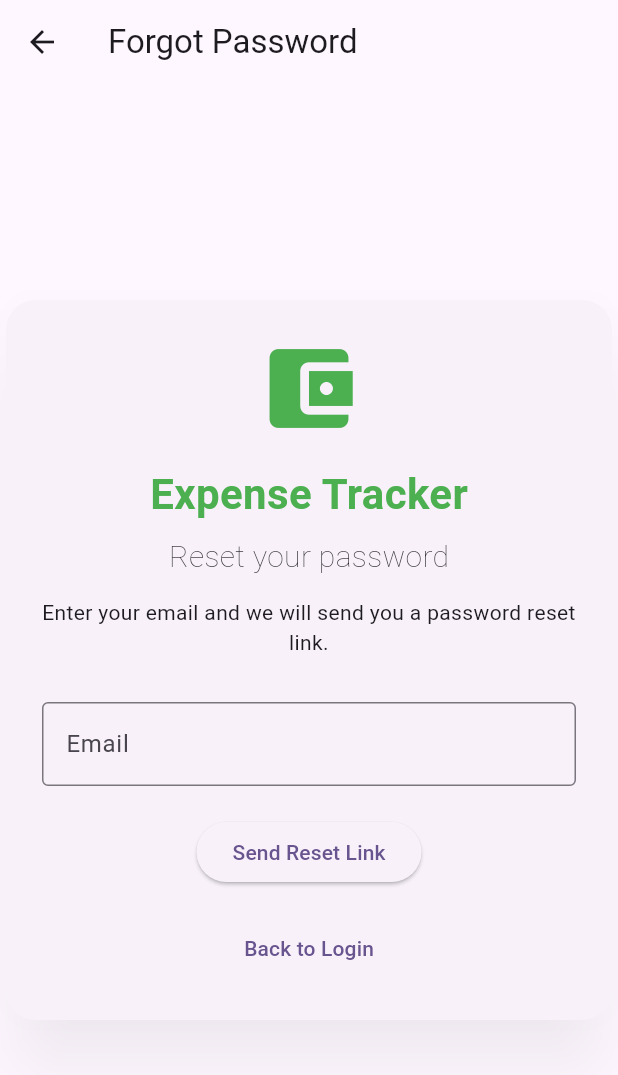
After one commit to Atharv3904/expense-tracker-clean-architecture, a Flutter app: the screen it shows after launch, after a tap on "Forgot Password", on a phone screen of 412 x 824 dp. The commit adds this screen. Shown: the top 1075 px of the screen. Run offline on Flutter 3.47's test engine with Material 3 defaults, Android fonts, the phone set to English and light mode, and no system bars; our stand-ins replace bloc, dartz, flutter_bloc, get_it, go_router, supabase_flutter; accounts and stored records are empty.

Commit message:
implement forgot password flow deep link remains

```diff
--- a/lib/core/di/injection_container.dart
+++ b/lib/core/di/injection_container.dart
@@ -2,10 +2,12 @@ import 'package:expense_tracker/feature/authentication/data/datasources/auth_rem
 import 'package:expense_tracker/feature/authentication/data/datasources/auth_remote_datasource_impl.dart';
 import 'package:expense_tracker/feature/authentication/data/repositories/auth_repository_impl.dart';
 import 'package:expense_tracker/feature/authentication/domain/repositories/auth_repository.dart';
+import 'package:expense_tracker/feature/authentication/domain/usecases/forgot_password_usecase.dart';
 import 'package:expense_tracker/feature/authentication/domain/usecases/get_current_user_use_case.dart';
 import 'package:expense_tracker/feature/authentication/domain/usecases/login_usecase.dart';
 import 'package:expense_tracker/feature/authentication/domain/usecases/logout_usecase.dart';
 import 'package:expense_tracker/feature/authentication/domain/usecases/register_usecase.dart';
+import 'package:expense_tracker/feature/authentication/presentation/cubit/forgot_password/forgot_pass_cubit.dart';
 import 'package:expense_tracker/feature/authentication/presentation/cubit/login/login_cubit.dart';
 import 'package:expense_tracker/feature/authentication/presentation/cubit/logout/logout_cubit.dart';
 import 'package:expense_tracker/feature/authentication/presentation/cubit/register/register_cubit.dart';
@@ -35,4 +37,6 @@ Future<void> init() async {
   sl.registerFactory(() => SplashCubit(sl()));
   sl.registerLazySingleton(() => LogoutUseCase(sl()));
   sl.registerFactory(() => LogoutCubit(sl()));
+  sl.registerLazySingleton(() => ForgotPasswordUsecase(sl()));
+  sl.registerFactory(() => ForgotPassCubit(sl()));
 }
--- a/lib/core/router/app_routes.dart
+++ b/lib/core/router/app_routes.dart
@@ -1,5 +1,6 @@
 import 'package:expense_tracker/core/router/routes_name.dart';
 import 'package:expense_tracker/feature/authentication/presentation/pages/dashboard_page.dart';
+import 'package:expense_tracker/feature/authentication/presentation/pages/forgot_pass_page.dart';
 import 'package:expense_tracker/feature/authentication/presentation/pages/login_page.dart';
 import 'package:expense_tracker/feature/authentication/presentation/pages/register_page.dart';
 import 'package:expense_tracker/feature/authentication/presentation/pages/splash_page.dart';
@@ -26,5 +27,9 @@ class AppRoutes {
       path: RoutesName.dashboard,
       builder: (context, state) => DashBoardPage(),
     ),
+    GoRoute(
+      path: RoutesName.forgotPage,
+      builder: (context, state) => ForgotPassPage(),
+    ),
   ];
 }
--- a/lib/core/router/routes_name.dart
+++ b/lib/core/router/routes_name.dart
@@ -3,4 +3,5 @@ class RoutesName {
   static const login = '/login';
   static const dashboard = '/dashboard';
   static const splashscreen = "/splashscreen";
+  static const forgotPage = "/forgotPassPage";
 }
--- a/lib/feature/authentication/data/datasources/auth_remote_datasource.dart
+++ b/lib/feature/authentication/data/datasources/auth_remote_datasource.dart
@@ -1,5 +1,6 @@
 import 'package:expense_tracker/feature/authentication/data/models/user_model.dart';
 import 'package:expense_tracker/feature/authentication/domain/entities/auth_user_entity.dart';
+import 'package:expense_tracker/feature/authentication/domain/params/forgot_password_params.dart';
 import 'package:expense_tracker/feature/authentication/domain/params/login_params.dart';
 import 'package:expense_tracker/feature/authentication/domain/params/register_params.dart';
 
@@ -10,4 +11,5 @@ abstract class AuthRemoteDatasource {
   UserModel? getCurrentUser();
 
   Future<void> logout();
+  Future<void> forgotPassword(ForgotPasswordParams email);
 }
--- a/lib/feature/authentication/data/datasources/auth_remote_datasource_impl.dart
+++ b/lib/feature/authentication/data/datasources/auth_remote_datasource_impl.dart
@@ -1,7 +1,9 @@
+// ignore_for_file: non_constant_identifier_names
+
 import 'package:expense_tracker/core/errors/app_exception.dart';
-
 import 'package:expense_tracker/feature/authentication/data/datasources/auth_remote_datasource.dart';
 import 'package:expense_tracker/feature/authentication/data/models/user_model.dart';
+import 'package:expense_tracker/feature/authentication/domain/params/forgot_password_params.dart';
 import 'package:expense_tracker/feature/authentication/domain/params/login_params.dart';
 import 'package:expense_tracker/feature/authentication/domain/params/register_params.dart';
 import 'package:supabase_flutter/supabase_flutter.dart';
@@ -73,4 +75,15 @@ class AuthRemoteDatasourceImpl implements AuthRemoteDatasource {
       throw AppException("Unable to logout");
     }
   }
+
+  @override
+  Future<void> forgotPassword(ForgotPasswordParams Email) async {
+    try {
+      await supabaseClient.auth.resetPasswordForEmail(Email.email);
+    } on AuthException catch (e) {
+      throw AppException(e.message);
+    } catch (_) {
+      throw AppException("try Again");
+    }
+  }
 }
--- a/lib/feature/authentication/data/repositories/auth_repository_impl.dart
+++ b/lib/feature/authentication/data/repositories/auth_repository_impl.dart
@@ -3,6 +3,7 @@ import 'package:expense_tracker/core/errors/app_exception.dart';
 import 'package:expense_tracker/core/errors/app_failure.dart';
 import 'package:expense_tracker/feature/authentication/data/datasources/auth_remote_datasource.dart';
 import 'package:expense_tracker/feature/authentication/domain/entities/auth_user_entity.dart';
+import 'package:expense_tracker/feature/authentication/domain/params/forgot_password_params.dart';
 import 'package:expense_tracker/feature/authentication/domain/params/login_params.dart';
 import 'package:expense_tracker/feature/authentication/domain/params/register_params.dart';
 import 'package:expense_tracker/feature/authentication/domain/repositories/auth_repository.dart';
@@ -57,4 +58,18 @@ class AuthRepositoryImpl implements AuthRepository {
       return Left(AuthFailure("Logout_failed"));
     }
   }
+
+  @override
+  Future<Either<AppFailure, void>> forgotPassword(
+    ForgotPasswordParams email,
+  ) async {
+    try {
+      await remoteDataSource.forgotPassword(email);
+      return Right(null);
+    } on AppException catch (exception) {
+      return Left(AppFailure(exception.message));
+    } catch (_) {
+      return Left(AppFailure("Unable to reset password"));
+    }
+  }
 }
--- /dev/null
+++ b/lib/feature/authentication/domain/params/forgot_password_params.dart
@@ -0,0 +1,4 @@
+class ForgotPasswordParams {
+  final String email;
+  const ForgotPasswordParams({required this.email});
+}
--- a/lib/feature/authentication/domain/repositories/auth_repository.dart
+++ b/lib/feature/authentication/domain/repositories/auth_repository.dart
@@ -1,6 +1,7 @@
 import 'package:dartz/dartz.dart';
 import 'package:expense_tracker/core/errors/app_failure.dart';
 import 'package:expense_tracker/feature/authentication/domain/entities/auth_user_entity.dart';
+import 'package:expense_tracker/feature/authentication/domain/params/forgot_password_params.dart';
 import 'package:expense_tracker/feature/authentication/domain/params/login_params.dart';
 import 'package:expense_tracker/feature/authentication/domain/params/register_params.dart';
 
@@ -14,4 +15,6 @@ abstract class AuthRepository {
   Future<Either<AppFailure, AuthUserEntity?>> getCurrentUser();
 
   Future<Either<AppFailure, void>> logout();
+
+  Future<Either<AppFailure, void>> forgotPassword(ForgotPasswordParams email);
 }
--- /dev/null
+++ b/lib/feature/authentication/domain/usecases/forgot_password_usecase.dart
@@ -0,0 +1,13 @@
+import 'package:dartz/dartz.dart';
+import 'package:expense_tracker/core/errors/app_failure.dart';
+import 'package:expense_tracker/feature/authentication/domain/params/forgot_password_params.dart';
+import 'package:expense_tracker/feature/authentication/domain/repositories/auth_repository.dart';
+
+class ForgotPasswordUsecase {
+  final AuthRepository repository;
+  const ForgotPasswordUsecase(this.repository);
+
+  Future<Either<AppFailure, void>> call(ForgotPasswordParams email) async {
+    return await repository.forgotPassword(email);
+  }
+}
--- /dev/null
+++ b/lib/feature/authentication/presentation/cubit/forgot_password/forgot_pass_cubit.dart
@@ -0,0 +1,21 @@
+import 'package:bloc/bloc.dart';
+import 'package:expense_tracker/feature/authentication/domain/params/forgot_password_params.dart';
+import 'package:expense_tracker/feature/authentication/domain/usecases/forgot_password_usecase.dart';
+import 'package:expense_tracker/feature/authentication/presentation/cubit/forgot_password/forgot_pass_state.dart';
+
+class ForgotPassCubit extends Cubit<ForgotPassState> {
+  final ForgotPasswordUsecase forgotPasswordUsecase;
+  ForgotPassCubit(this.forgotPasswordUsecase)
+    : super(const ForgotPassInitial());
+
+  Future<void> forgotPassword(ForgotPasswordParams email) async {
+    emit(ForgotPassLoading());
+
+    final result = await forgotPasswordUsecase(email);
+
+    result.fold(
+      (failure) => {emit(ForgotPassFailure(failure.message))},
+      (_) => {emit(const ForgotPassSuccess())},
+    );
+  }
+}
--- /dev/null
+++ b/lib/feature/authentication/presentation/cubit/forgot_password/forgot_pass_state.dart
@@ -0,0 +1,20 @@
+class ForgotPassState {
+  const ForgotPassState();
+}
+
+class ForgotPassInitial extends ForgotPassState {
+  const ForgotPassInitial();
+}
+
+class ForgotPassLoading extends ForgotPassState {
+  const ForgotPassLoading();
+}
+
+class ForgotPassSuccess extends ForgotPassState {
+  const ForgotPassSuccess();
+}
+
+class ForgotPassFailure extends ForgotPassState {
+  final String message;
+  ForgotPassFailure(this.message);
+}
--- /dev/null
+++ b/lib/feature/authentication/presentation/pages/forgot_pass_page.dart
@@ -0,0 +1,172 @@
+import 'package:expense_tracker/core/di/injection_container.dart';
+import 'package:expense_tracker/core/router/routes_name.dart';
+import 'package:expense_tracker/feature/authentication/domain/params/forgot_password_params.dart';
+import 'package:expense_tracker/feature/authentication/presentation/cubit/forgot_password/forgot_pass_cubit.dart';
+import 'package:expense_tracker/feature/authentication/presentation/cubit/forgot_password/forgot_pass_state.dart';
+import 'package:flutter/material.dart';
+import 'package:flutter_bloc/flutter_bloc.dart';
+import 'package:go_router/go_router.dart';
+
+class ForgotPassPage extends StatelessWidget {
+  const ForgotPassPage({super.key});
+
+  @override
+  @override
+  Widget build(BuildContext context) {
+    return BlocProvider(
+      create: (_) => sl<ForgotPassCubit>(),
+      child: const ForgotPasswordView(),
+    );
+  }
+}
+
+class ForgotPasswordView extends StatefulWidget {
+  const ForgotPasswordView({super.key});
+
+  @override
+  State<ForgotPasswordView> createState() => _ForgotPasswordViewState();
+}
+
+class _ForgotPasswordViewState extends State<ForgotPasswordView> {
+  final emailController = TextEditingController();
+
+  @override
+  void dispose() {
+    emailController.dispose();
+    super.dispose();
+  }
+
+  @override
+  Widget build(BuildContext context) {
+    return BlocListener<ForgotPassCubit, ForgotPassState>(
+      listener: (context, state) {
+        if (state is ForgotPassSuccess) {
+          ScaffoldMessenger.of(context).showSnackBar(
+            const SnackBar(
+              content: Text('Password reset email sent successfully.'),
+            ),
+          );
+
+          context.go(RoutesName.login);
+        }
+
+        if (state is ForgotPassFailure) {
+          ScaffoldMessenger.of(
+            context,
+          ).showSnackBar(SnackBar(content: Text(state.message)));
+        }
+      },
+      child: Scaffold(
+        appBar: AppBar(title: const Text('Forgot Password')),
+        body: Center(
+          child: SingleChildScrollView(
+            child: Card(
+              elevation: 20,
+              shadowColor: Colors.black26,
+              shape: RoundedRectangleBorder(
+                borderRadius: BorderRadius.circular(20),
+              ),
+              child: Padding(
+                padding: const EdgeInsets.all(24),
+                child: BlocBuilder<ForgotPassCubit, ForgotPassState>(
+                  builder: (context, state) {
+                    final isLoading = state is ForgotPassLoading;
+
+                    return Column(
+                      mainAxisAlignment: MainAxisAlignment.center,
+                      children: [
+                        const Icon(
+                          Icons.account_balance_wallet,
+                          color: Colors.green,
+                          size: 70,
+                        ),
+
+                        const SizedBox(height: 15),
+
+                        const Text(
+                          "Expense Tracker",
+                          style: TextStyle(
+                            fontSize: 28,
+                            fontWeight: FontWeight.bold,
+                            color: Colors.green,
+                          ),
+                        ),
+
+                        const SizedBox(height: 8),
+                        const Text(
+                          'Reset your password',
+                          style: TextStyle(
+                            fontSize: 20,
+                            fontWeight: FontWeight.w200,
+                          ),
+                        ),
+
+                        const SizedBox(height: 12),
+
+                        const Text(
+                          'Enter your email and we will send you a password reset link.',
+                          textAlign: TextAlign.center,
+                        ),
+
+                        const SizedBox(height: 30),
+
+                        TextField(
+                          controller: emailController,
+                          keyboardType: TextInputType.emailAddress,
+                          decoration: const InputDecoration(
+                            labelText: 'Email',
+                            border: OutlineInputBorder(),
+                          ),
+                        ),
+
+                        const SizedBox(height: 20),
+
+                        ElevatedButton(
+                          onPressed: isLoading
+                              ? null
+                              : () {
+                                  final email = emailController.text.trim();
+
+                                  if (email.isEmpty) {
+                                    ScaffoldMessenger.of(context).showSnackBar(
+                                      const SnackBar(
+                                        content: Text('Enter your email'),
+                                      ),
+                                    );
+                                    return;
+                                  }
+                                  final ForgotPasswordParams emailpass =
+                                      ForgotPasswordParams(email: email);
+                                  context
+                                      .read<ForgotPassCubit>()
+                                      .forgotPassword(emailpass);
+                                },
+                          child: isLoading
+                              ? const SizedBox(
+                                  height: 20,
+                                  width: 20,
+                                  child: CircularProgressIndicator(),
+                                )
+                              : const Text('Send Reset Link'),
+                        ),
+
+                        const SizedBox(height: 16),
+
+                        TextButton(
+                          onPressed: () {
+                            context.go(RoutesName.login);
+                          },
+                          child: const Text('Back to Login'),
+                        ),
+                      ],
+                    );
+                  },
+                ),
+              ),
+            ),
+          ),
+        ),
+      ),
+    );
+  }
+}
--- a/lib/feature/authentication/presentation/pages/login_form.dart
+++ b/lib/feature/authentication/presentation/pages/login_form.dart
@@ -142,9 +142,23 @@ class _LoginFormState extends State<LoginForm> {
                     },
                   ),
                   SizedBox(height: 20),
-                  ElevatedButton(
-                    onPressed: () => context.push(RoutesName.register),
-                    child: const Text("go for registration"),
+                  Row(
+                    children: [
+                      ElevatedButton(
+                        onPressed: () => context.push(RoutesName.register),
+                        child: const Text("go for registration"),
+                      ),
+                      SizedBox(width: 50),
+                      SizedBox(
+                        width: 130,
+                        child: ElevatedButton(
+                          onPressed: () {
+                            context.push(RoutesName.forgotPage);
+                          },
+                          child: const Text("Forgot Password"),
+                        ),
+                      ),
+                    ],
                   ),
                 ],
               ),
--- a/lib/feature/authentication/presentation/pages/register_form.dart
+++ b/lib/feature/authentication/presentation/pages/register_form.dart
@@ -151,6 +151,7 @@ class _RegisterFormState extends State<RegisterForm> {
                     onPressed: () {
                       context.go(RoutesName.login);
                     },
+
                     child: Text("Login"),
                   ),
                 ],
--- a/lib/main.dart
+++ b/lib/main.dart
@@ -6,6 +6,7 @@ import 'package:supabase_flutter/supabase_flutter.dart';
 void main() async {
   await Supabase.initialize(
     url: 'https://psyhsojqxskjipgdqnnh.supabase.co',
+
     anonKey:
         'eyJhbGciOiJIUzI1NiIsInR5cCI6IkpXVCJ9.eyJpc3MiOiJzdXBhYmFzZSIsInJlZiI6InBzeWhzb2pxeHNramlwZ2Rxbm5oIiwicm9sZSI6ImFub24iLCJpYXQiOjE3ODU4NDE2NjEsImV4cCI6MjEwMTQxNzY2MX0.0an7ulZf1oQO-WjXZSLDaMDfyBxCNHrQGoG7vi7dJB8',
   );
--- a/pubspec.yaml
+++ b/pubspec.yaml
@@ -2,7 +2,7 @@ name: expense_tracker
 description: "A new Flutter project."
 # The following line prevents the package from being accidentally published to
 # pub.dev using `flutter pub publish`. This is preferred for private packages.
-publish_to: 'none' # Remove this line if you wish to publish to pub.dev
+publish_to: "none" # Remove this line if you wish to publish to pub.dev
 
 # The following defines the version and build number for your application.
 # A version number is three numbers separated by dots, like 1.2.43
@@ -69,7 +69,6 @@ dev_dependencies:
 
 # The following section is specific to Flutter packages.
 flutter:
-
   # The following line ensures that the Material Icons font is
   # included with your application, so that you can use the icons in
   # the material Icons class.
```
Also changed, not shown: pubspec.lock.
